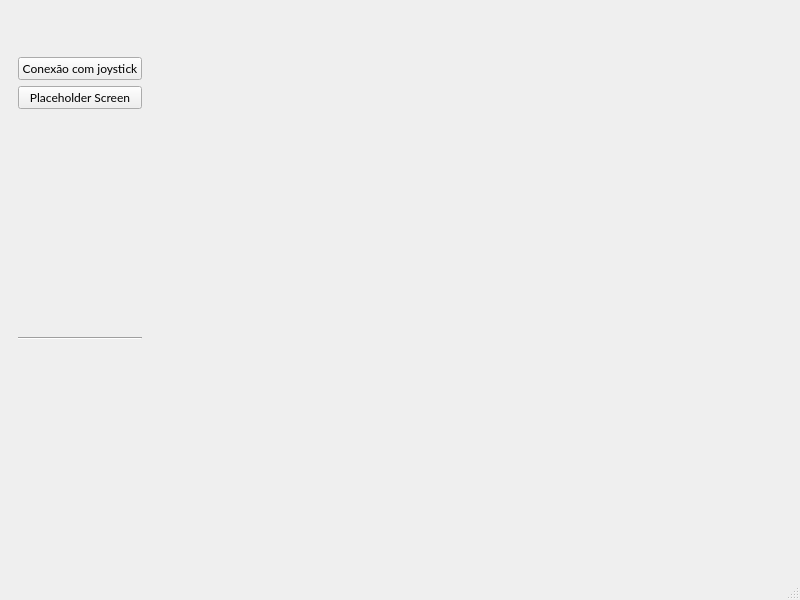
This is ui/ui_files/main_window.ui in JPCassimiro/JHMR as Qt 5 draws it before an edit. The edited form follows.
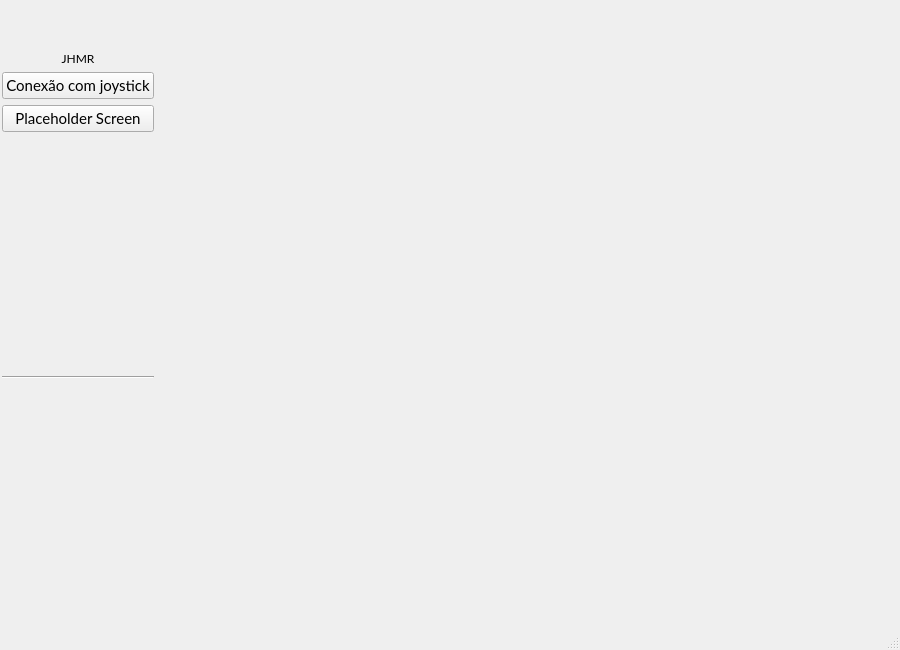
This is the edited form.

Commit message: main menu update

What changed in the file:
```diff
--- a/ui/ui_files/main_window.ui
+++ b/ui/ui_files/main_window.ui
@@ -6,8 +6,8 @@
    <rect>
     <x>0</x>
     <y>0</y>
-    <width>800</width>
-    <height>600</height>
+    <width>900</width>
+    <height>650</height>
    </rect>
   </property>
   <property name="sizePolicy">
@@ -18,8 +18,8 @@
   </property>
   <property name="minimumSize">
    <size>
-    <width>800</width>
-    <height>600</height>
+    <width>900</width>
+    <height>650</height>
    </size>
   </property>
   <property name="font">
@@ -31,26 +31,63 @@
    <string>MainWindow</string>
   </property>
   <widget class="QWidget" name="centralwidget">
-   <layout class="QGridLayout" name="gridLayout" rowstretch="1,0,8,1" columnstretch="0,0">
+   <layout class="QGridLayout" name="gridLayout" rowstretch="0,1,0" columnstretch="0,1">
+    <property name="leftMargin">
+     <number>2</number>
+    </property>
     <property name="topMargin">
-     <number>8</number>
+     <number>2</number>
     </property>
     <property name="rightMargin">
-     <number>8</number>
+     <number>2</number>
     </property>
     <property name="bottomMargin">
-     <number>8</number>
+     <number>2</number>
     </property>
     <property name="spacing">
      <number>2</number>
     </property>
     <item row="0" column="1">
      <widget class="QWidget" name="titleWidget" native="true">
-      <layout class="QVBoxLayout" name="verticalLayout_2"/>
+      <property name="sizePolicy">
+       <sizepolicy hsizetype="Minimum" vsizetype="Minimum">
+        <horstretch>0</horstretch>
+        <verstretch>0</verstretch>
+       </sizepolicy>
+      </property>
+      <layout class="QVBoxLayout" name="verticalLayout_2" stretch="">
+       <property name="spacing">
+        <number>6</number>
+       </property>
+       <property name="sizeConstraint">
+        <enum>QLayout::SizeConstraint::SetDefaultConstraint</enum>
+       </property>
+       <property name="leftMargin">
+        <number>0</number>
+       </property>
+       <property name="topMargin">
+        <number>3</number>
+       </property>
+       <property name="rightMargin">
+        <number>0</number>
+       </property>
+       <property name="bottomMargin">
+        <number>3</number>
+       </property>
+      </layout>
      </widget>
     </item>
-    <item row="2" column="1">
+    <item row="1" column="1">
+     <widget class="QWidget" name="workplaceContainer" native="true">
+      <layout class="QGridLayout" name="gridLayout_3" rowstretch="0,0" columnstretch="0,0">
+       <item row="0" column="1">
      <widget class="QWidget" name="stackedWidgetContainer" native="true">
+         <property name="sizePolicy">
+          <sizepolicy hsizetype="Expanding" vsizetype="Expanding">
+           <horstretch>0</horstretch>
+           <verstretch>0</verstretch>
+          </sizepolicy>
+         </property>
       <property name="sizeIncrement">
        <size>
         <width>0</width>
@@ -59,16 +96,16 @@
       </property>
       <layout class="QGridLayout" name="gridLayout_2">
        <property name="leftMargin">
-        <number>1</number>
+           <number>9</number>
        </property>
        <property name="topMargin">
-        <number>1</number>
+           <number>9</number>
        </property>
        <property name="rightMargin">
-        <number>1</number>
+           <number>9</number>
        </property>
        <property name="bottomMargin">
-        <number>1</number>
+           <number>9</number>
        </property>
        <item row="0" column="0">
         <widget class="QStackedWidget" name="stackedWidget">
@@ -79,14 +116,23 @@
       </layout>
      </widget>
     </item>
-    <item row="3" column="1">
+       <item row="1" column="1">
      <widget class="QWidget" name="patientWidget" native="true">
       <layout class="QHBoxLayout" name="horizontalLayout"/>
      </widget>
     </item>
-    <item row="0" column="0" rowspan="4">
+      </layout>
+     </widget>
+    </item>
+    <item row="0" column="0" rowspan="3">
      <widget class="QWidget" name="sideMenu_2" native="true">
-      <layout class="QVBoxLayout" name="sideMenu">
+      <layout class="QVBoxLayout" name="sideMenu" stretch="0,0,1,1,0,0,0">
+       <property name="leftMargin">
+        <number>0</number>
+       </property>
+       <property name="rightMargin">
+        <number>0</number>
+       </property>
        <item>
         <spacer name="verticalSpacer_2">
          <property name="orientation">
@@ -103,8 +149,30 @@
          </property>
         </spacer>
        </item>
+       <item>
+        <widget class="QLabel" name="logoLabel">
+         <property name="text">
+          <string>JHMR</string>
+         </property>
+         <property name="alignment">
+          <set>Qt::AlignmentFlag::AlignCenter</set>
+         </property>
+        </widget>
+       </item>
        <item>
         <widget class="QPushButton" name="connectionMenuButton">
+         <property name="font">
+          <font>
+           <family>Lato</family>
+           <pointsize>11</pointsize>
+          </font>
+         </property>
+         <property name="layoutDirection">
+          <enum>Qt::LayoutDirection::LeftToRight</enum>
+         </property>
+         <property name="autoFillBackground">
+          <bool>false</bool>
+         </property>
          <property name="text">
           <string>Conexão com joystick</string>
          </property>
@@ -112,9 +180,33 @@
        </item>
        <item>
         <widget class="QPushButton" name="placeholderButton">
+         <property name="enabled">
+          <bool>true</bool>
+         </property>
+         <property name="font">
+          <font>
+           <family>Lato</family>
+           <pointsize>11</pointsize>
+          </font>
+         </property>
+         <property name="layoutDirection">
+          <enum>Qt::LayoutDirection::LeftToRight</enum>
+         </property>
+         <property name="autoFillBackground">
+          <bool>false</bool>
+         </property>
          <property name="text">
           <string>Placeholder Screen</string>
          </property>
+         <property name="checkable">
+          <bool>false</bool>
+         </property>
+         <property name="checked">
+          <bool>false</bool>
+         </property>
+         <property name="flat">
+          <bool>false</bool>
+         </property>
         </widget>
        </item>
        <item>
```
Left out of the diff: 2 changed lines with no effect on the pictures. Lines whose indentation alone changed are shown as unchanged. The commit also changes 10 other files.
